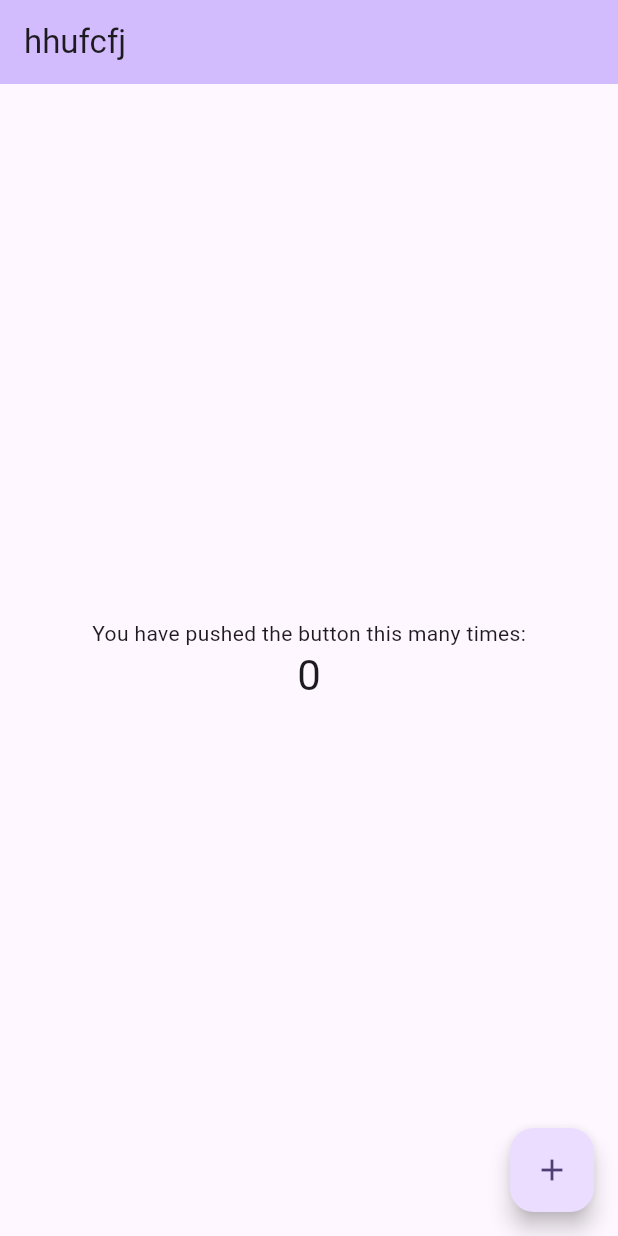
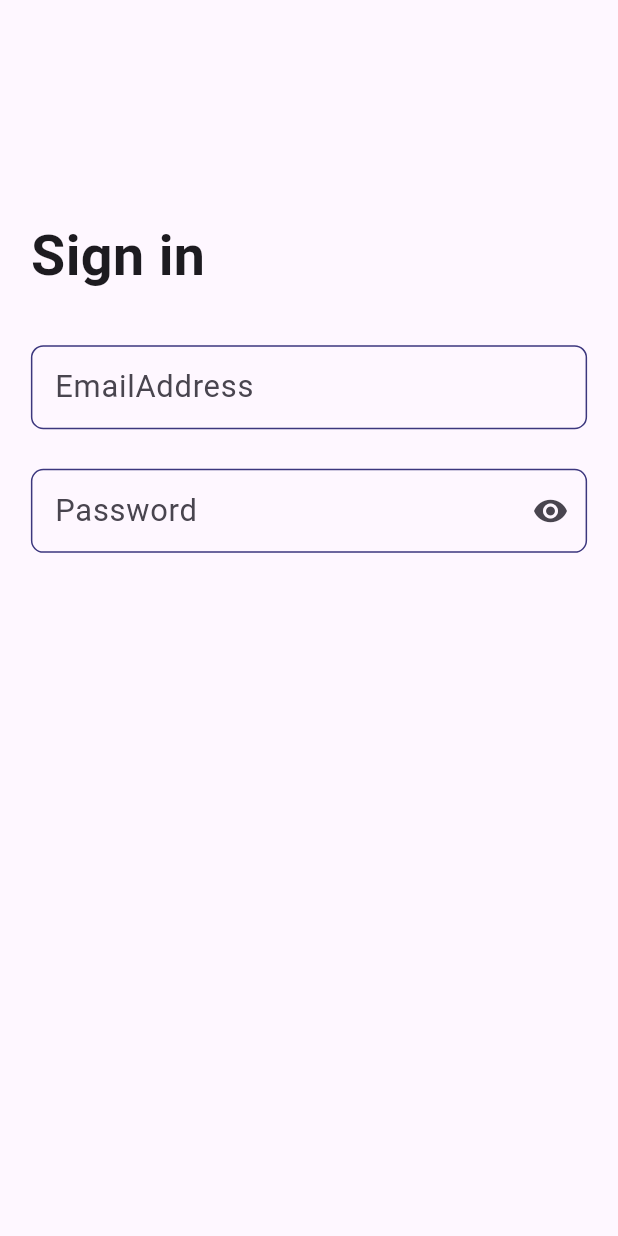
Before and after one commit to Rinshin-kp/clot, a Flutter app: the screen it shows after launch, on a phone screen of 412 x 824 dp. Run offline on Flutter 3.47's test engine with Material 3 defaults, Android fonts, the phone set to English and light mode, and no system bars.

Commit message:
password

```diff
--- /dev/null
+++ b/lib/constant/colorconstant.dart
@@ -0,0 +1,14 @@
+import 'dart:ui';
+
+class ColorConstant {
+
+  static const primaryColor=Color(0xff000000);
+  static const secondColor=Color(0xffFFFFFF);
+  static const thirdColor=Color(0xff3C377E);
+  static const fourColor=Color(0xff007AFF);
+  static const fifthColor=Color(0xffC4C4C4);
+  static const sixthColor=Color(0xffdeebe8);
+  static const seventhColor=Color(0xffF4F6F9);
+  static const eightColor=Color(0xff004EE1);
+  static const grey=Color(0xff8F959E);
+}
--- /dev/null
+++ b/lib/constant/imageconstant.dart
@@ -0,0 +1,6 @@
+class ImageConstant {
+}
+class IconConstant{
+  static const eye="asset/icons/quill_eye.svg";
+  static const google="asset/icons/Wrapper.svg";
+}
--- a/lib/main.dart
+++ b/lib/main.dart
@@ -1,127 +1,21 @@
+import 'package:clot/signpage.dart';
+import 'package:clot/splashscreen.dart';
 import 'package:flutter/material.dart';
 
+var height;
+var width;
 void main() {
   runApp(const MyApp());
 }
-
 class MyApp extends StatelessWidget {
   const MyApp({super.key});
-
-  // This widget is the root of your application.
   @override
   Widget build(BuildContext context) {
-    return MaterialApp(
-      title: 'Flutter Demo',
-      theme: ThemeData(
-        // This is the theme of your application.
-        //
-        // TRY THIS: Try running your application with "flutter run". You'll see
-        // the application has a purple toolbar. Then, without quitting the app,
-        // try changing the seedColor in the colorScheme below to Colors.green
-        // and then invoke "hot reload" (save your changes or press the "hot
-        // reload" button in a Flutter-supported IDE, or press "r" if you used
-        // the command line to start the app).
-        //
-        // Notice that the counter didn't reset back to zero; the application
-        // state is not lost during the reload. To reset the state, use hot
-        // restart instead.
-        //
-        // This works for code too, not just values: Most code changes can be
-        // tested with just a hot reload.
-        colorScheme: ColorScheme.fromSeed(seedColor: Colors.deepPurple),
-        useMaterial3: true,
-      ),
-      home: const MyHomePage(title: 'hhufcfj'),
+  width=MediaQuery.of(context).size.width;
+  height=MediaQuery.of(context).size.height;
 
-      ///test
-    );
-  }
-}
-
-class MyHomePage extends StatefulWidget {
-  const MyHomePage({super.key, required this.title});
-
-  // This widget is the home page of your application. It is stateful, meaning
-  // that it has a State object (defined below) that contains fields that affect
-  // how it looks.
-
-  // This class is the configuration for the state. It holds the values (in this
-  // case the title) provided by the parent (in this case the App widget) and
-  // used by the build method of the State. Fields in a Widget subclass are
-  // always marked "final".
-
-  final String title;
-
-  @override
-  State<MyHomePage> createState() => _MyHomePageState();
-}
-
-class _MyHomePageState extends State<MyHomePage> {
-  int _counter = 0;
-
-  void _incrementCounter() {
-    setState(() {
-      // This call to setState tells the Flutter framework that something has
-      // changed in this State, which causes it to rerun the build method below
-      // so that the display can reflect the updated values. If we changed
-      // _counter without calling setState(), then the build method would not be
-      // called again, and so nothing would appear to happen.
-      _counter++;
-    });
-  }
-
-  @override
-  Widget build(BuildContext context) {
-    // This method is rerun every time setState is called, for instance as done
-    // by the _incrementCounter method above.
-    //
-    // The Flutter framework has been optimized to make rerunning build methods
-    // fast, so that you can just rebuild anything that needs updating rather
-    // than having to individually change instances of widgets.
-    return Scaffold(
-      appBar: AppBar(
-        // TRY THIS: Try changing the color here to a specific color (to
-        // Colors.amber, perhaps?) and trigger a hot reload to see the AppBar
-        // change color while the other colors stay the same.
-        backgroundColor: Theme.of(context).colorScheme.inversePrimary,
-        // Here we take the value from the MyHomePage object that was created by
-        // the App.build method, and use it to set our appbar title.
-        title: Text(widget.title),
-      ),
-      body: Center(
-        // Center is a layout widget. It takes a single child and positions it
-        // in the middle of the parent.
-        child: Column(
-          // Column is also a layout widget. It takes a list of children and
-          // arranges them vertically. By default, it sizes itself to fit its
-          // children horizontally, and tries to be as tall as its parent.
-          //
-          // Column has various properties to control how it sizes itself and
-          // how it positions its children. Here we use mainAxisAlignment to
-          // center the children vertically; the main axis here is the vertical
-          // axis because Columns are vertical (the cross axis would be
-          // horizontal).
-          //
-          // TRY THIS: Invoke "debug painting" (choose the "Toggle Debug Paint"
-          // action in the IDE, or press "p" in the console), to see the
-          // wireframe for each widget.
-          mainAxisAlignment: MainAxisAlignment.center,
-          children: <Widget>[
-            const Text(
-              'You have pushed the button this many times:',
-            ),
-            Text(
-              '$_counter',
-              style: Theme.of(context).textTheme.headlineMedium,
-            ),
-          ],
-        ),
-      ),
-      floatingActionButton: FloatingActionButton(
-        onPressed: _incrementCounter,
-        tooltip: 'Increment',
-        child: const Icon(Icons.add),
-      ), // This trailing comma makes auto-formatting nicer for build methods.
-    );
-  }
-}
+  return MaterialApp(
+  home: Signpage(),
+  debugShowCheckedModeBanner: false,
+  );
+  }}
--- /dev/null
+++ b/lib/signpage.dart
@@ -0,0 +1,111 @@
+import 'package:clot/constant/colorconstant.dart';
+import 'package:flutter/material.dart';
+
+import 'main.dart';
+
+class Signpage extends StatefulWidget {
+  const Signpage({super.key});
+
+  @override
+  State<Signpage> createState() => _SignpageState();
+}
+
+class _SignpageState extends State<Signpage> {
+  TextEditingController emailController = TextEditingController();
+  TextEditingController PasswordController = TextEditingController();
+  bool eye=true;
+  @override
+  Widget build(BuildContext context) {
+    return Scaffold(
+      body: Padding(
+        padding: EdgeInsets.all(width*0.05,),
+        child: Column(
+          crossAxisAlignment: CrossAxisAlignment.start,
+           children: [
+             SizedBox(height: width*0.3,),
+            Text("Sign in",
+              style: TextStyle(
+                fontSize: width*0.09,
+                fontWeight: FontWeight.w600
+               ),
+            ),
+             SizedBox(
+               height: height*0.04,
+             ),
+             Center(
+               child: SizedBox(
+                 height: height*0.1,
+                 width: width*1,
+                 child: TextFormField(
+                   controller:emailController ,
+                   decoration: InputDecoration(
+                     labelText: "EmailAddress",
+                     labelStyle:TextStyle(
+                       fontSize: width*0.05,
+                     ),
+                     enabledBorder:OutlineInputBorder(
+                       borderRadius: BorderRadius.circular(width*0.02),
+                       borderSide:BorderSide(
+                         color: ColorConstant.thirdColor
+                       )
+                     ),
+                     focusedBorder:OutlineInputBorder(
+                         borderRadius: BorderRadius.circular(width*0.02),
+                         borderSide:BorderSide(
+                             color: ColorConstant.thirdColor
+                         )
+                     ),
+                   ),
+                  ),
+               ),
+             ),
+             Container(
+               height: height*0.1,
+               width: width*1,
+               child: TextFormField(
+                 controller: PasswordController,
+                 keyboardType: TextInputType.visiblePassword,
+                  textInputAction: TextInputAction.next,
+                 autovalidateMode: AutovalidateMode.onUserInteraction,
+                 obscureText: eye?false:true,
+                 decoration: InputDecoration(
+                   labelText: "Password",
+                   labelStyle: TextStyle(
+                     fontSize:  width*0.05,
+                   ),
+                    suffixIcon: Padding(
+                      padding:  EdgeInsets.all(width*0.03),
+                      child: InkWell(
+                        onTap:   () {
+                          eye=!eye;
+                          setState(() {
+
+                          });
+                        },
+                          child: eye ? Icon(Icons.visibility)
+                              : Icon(Icons.visibility_off)
+
+                      ),
+                    ),
+                    enabledBorder:OutlineInputBorder(
+                     borderRadius: BorderRadius.circular(width*0.02),
+                     borderSide:BorderSide(
+                         color: ColorConstant.thirdColor
+                     )
+                 ),
+                   focusedBorder: OutlineInputBorder(
+                       borderRadius: BorderRadius.circular(width*0.02),
+                       borderSide:BorderSide(
+                           color: ColorConstant.thirdColor
+                       )
+                   ),
+
+                 ),
+               ),
+             )
+          ],
+        ),
+      ),
+    );
+  }
+}
--- /dev/null
+++ b/lib/splashscreen.dart
@@ -0,0 +1,36 @@
+import 'package:clot/constant/colorconstant.dart';
+import 'package:flutter/material.dart';
+
+import 'main.dart';
+
+class SplashScreenPage extends StatefulWidget {
+  const SplashScreenPage({super.key});
+
+  @override
+  State<SplashScreenPage> createState() => _SplashScreenPageState();
+}
+
+class _SplashScreenPageState extends State<SplashScreenPage> {
+  @override
+  Widget build(BuildContext context) {
+    return Scaffold(
+      backgroundColor: ColorConstant.thirdColor,
+      body: Center(
+        child: Column(
+          mainAxisAlignment:MainAxisAlignment.center ,
+          children: [
+            Text("CLOT",
+             style: TextStyle(
+               fontSize: width*0.2,
+               color: ColorConstant.sixthColor
+             ),
+            ),
+            CircularProgressIndicator()
+
+          ],
+        ),
+      ),
+    );
+
+  }
+}
```
Also changed, not shown: pubspec.yaml (+4 -3 lines), pubspec.lock.
